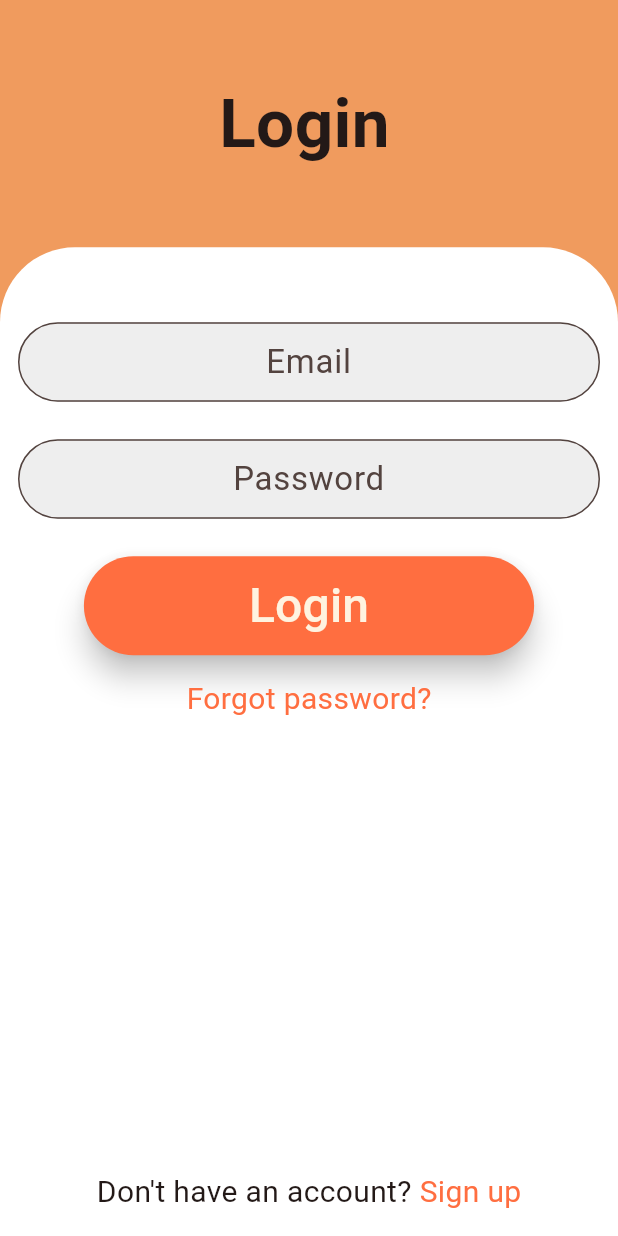
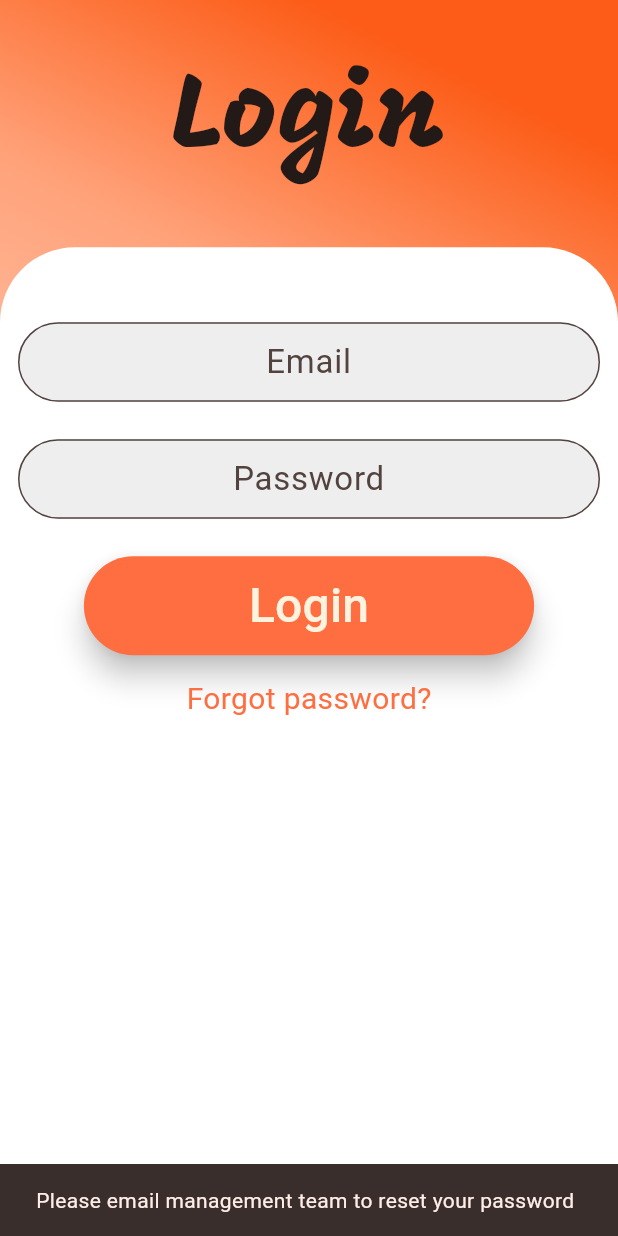
Before and after one commit to JeremyTaraba/Sign-Language-Translator, a Flutter app: the screen it shows after launch, after a tap on "Sign up", after a tap on "Login", after a tap on "Forgot password?", on a phone screen of 412 x 824 dp. Run offline on Flutter 3.47's test engine with Material 3 defaults, Android fonts, the phone set to English and light mode, and no system bars; drawn by our look-alikes of modal_progress_hud_nsn; our stand-ins replace cloud_firestore, firebase_auth, firebase_core, flutter_secure_storage, google_fonts; missing offline and left inert: camerawesome; accounts and stored records are empty; generated files the repository leaves out were written again; network calls fail.

Commit message:
updated the style

```diff
--- a/sign_language_trasnlator2/lib/pages/camera/camera_page.dart
+++ b/sign_language_trasnlator2/lib/pages/camera/camera_page.dart
@@ -15,6 +15,7 @@ class _CameraPageState extends State<CameraPage> {
     double screenHeight = MediaQuery.of(context).size.height;
     double screenWidth = MediaQuery.of(context).size.width;
     return Scaffold(
+      backgroundColor: Colors.orange[50],
       body: Column(
         children: [
           Container(
--- a/sign_language_trasnlator2/lib/pages/loginRegister/login_page.dart
+++ b/sign_language_trasnlator2/lib/pages/loginRegister/login_page.dart
@@ -28,7 +28,7 @@ class _LoginPageState extends State<LoginPage> {
     double screenHeight = MediaQuery.of(context).size.height;
     double screenWidth = MediaQuery.of(context).size.width;
     return Container(
-      color: Colors.lightBlue,
+      color: Colors.deepOrangeAccent,
       child: ModalProgressHUD(
         inAsyncCall: showSpinner,
         child: Scaffold(
@@ -38,17 +38,31 @@ class _LoginPageState extends State<LoginPage> {
             children: [
               Container(
                 decoration: const BoxDecoration(
-                  color: Color.fromARGB(255, 240, 155, 94),
+                  gradient: LinearGradient(
+                    begin: Alignment.topRight,
+                    end: Alignment.bottomLeft,
+                    stops: [0.1, 0.3, 0.5],
+                    colors: [
+                      Color.fromARGB(255, 252, 92, 23),
+                      Color.fromARGB(255, 255, 162, 122),
+                      Color.fromARGB(255, 255, 193, 166)
+                    ],
+                  ),
                 ),
               ),
-              Positioned(
-                top: 50,
-                left: screenWidth / 2 - 60,
-                child: Text(
-                  "Login",
-                  style: TextStyle(
-                    fontSize: 45,
-                    fontWeight: FontWeight.bold,
+              Positioned.fill(
+                child: Align(
+                  alignment: Alignment.topCenter,
+                  child: Padding(
+                    padding: const EdgeInsets.only(top: 30.0),
+                    child: Text(
+                      "Login",
+                      textAlign: TextAlign.center,
+                      style: TextStyle(
+                        fontSize: 70,
+                        fontFamily: "Mogra",
+                      ),
+                    ),
                   ),
                 ),
               ),
@@ -124,7 +138,11 @@ class _LoginPageState extends State<LoginPage> {
                       Padding(
                         padding: const EdgeInsets.all(15.0),
                         child: GestureDetector(
-                          onTap: () {},
+                          onTap: () {
+                            mySnackBar(
+                                "Please email management team to reset your password",
+                                context);
+                          },
                           child: const Text(
                             "Forgot password?",
                             style: TextStyle(
--- a/sign_language_trasnlator2/lib/pages/loginRegister/register_page.dart
+++ b/sign_language_trasnlator2/lib/pages/loginRegister/register_page.dart
@@ -79,16 +79,30 @@ class _RegisterPageState extends State<RegisterPage> {
               Container(
                 decoration: const BoxDecoration(
                   color: Color.fromARGB(255, 240, 155, 94),
+                  gradient: LinearGradient(
+                    begin: Alignment.topRight,
+                    end: Alignment.bottomLeft,
+                    stops: [0.1, 0.3, 0.5],
+                    colors: [
+                      Color.fromARGB(255, 255, 112, 10),
+                      Color.fromARGB(255, 246, 177, 128),
+                      Color.fromARGB(255, 251, 189, 145),
+                    ],
+                  ),
                 ),
               ),
-              Positioned(
-                top: 50,
-                left: screenWidth / 2 - 90,
-                child: Text(
-                  "Register",
-                  style: TextStyle(
-                    fontSize: 45,
-                    fontWeight: FontWeight.bold,
+              Positioned.fill(
+                child: Align(
+                  alignment: Alignment.topCenter,
+                  child: Padding(
+                    padding: const EdgeInsets.only(top: 30.0),
+                    child: Text(
+                      "Register",
+                      style: TextStyle(
+                        fontSize: 70,
+                        fontFamily: "Mogra",
+                      ),
+                    ),
                   ),
                 ),
               ),
--- a/sign_language_trasnlator2/lib/pages/settings/settings_page.dart
+++ b/sign_language_trasnlator2/lib/pages/settings/settings_page.dart
@@ -42,9 +42,20 @@ class _SettingsPageState extends State<SettingsPage> {
                             deleteLoginCredentials();
                             Navigator.pop(context);
                           },
-                          child: Text(
-                            "Logout",
-                            style: TextStyle(fontSize: 34),
+                          style: ElevatedButton.styleFrom(
+                            backgroundColor:
+                                const Color.fromARGB(255, 255, 255, 255),
+                            padding: EdgeInsets.symmetric(
+                              horizontal: 20,
+                            ),
+                          ),
+                          child: Padding(
+                            padding: const EdgeInsets.all(8.0),
+                            child: Text(
+                              "Logout",
+                              style: TextStyle(
+                                  fontSize: 40, color: Colors.deepOrange),
+                            ),
                           )),
                     ),
                   )
@@ -81,12 +92,13 @@ class _SettingsPageState extends State<SettingsPage> {
               decoration: BoxDecoration(
                 color: Colors.white,
                 borderRadius: BorderRadius.circular(20),
-                border: Border.all(color: Colors.deepOrangeAccent, width: 3),
+                border: Border.all(
+                    color: const Color.fromARGB(255, 95, 35, 15), width: 2),
               ),
               child: Center(
                 child: Text(
                   "$Data",
-                  style: TextStyle(fontSize: 24),
+                  style: TextStyle(fontSize: 24, overflow: TextOverflow.clip),
                 ),
               ),
             ),
--- a/sign_language_trasnlator2/lib/utility/bottom_nav.dart
+++ b/sign_language_trasnlator2/lib/utility/bottom_nav.dart
@@ -32,7 +32,7 @@ class _BottomNavState extends State<BottomNav> {
     return BottomNavigationBar(
       type: BottomNavigationBarType.fixed,
       backgroundColor: Colors.white,
-      selectedItemColor: Colors.lightBlueAccent,
+      selectedItemColor: Colors.deepOrangeAccent,
       currentIndex: widget.selectedIndex,
       onTap: onItemTap,
       items: const [
```
Also changed, not shown: sign_language_trasnlator2/pubspec.yaml (+5 -6 lines), sign_language_trasnlator2/fonts/Mogra-Regular.ttf (added), 2 other files.
